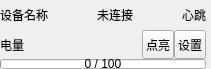
Old version of the form UAVManage/devicecontrol.ui in the repository gessd/UAVManage.
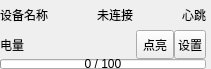
New version of the form. Icons and pictures are not drawn.

Diff of the .ui file:
```diff
--- a/UAVManage/devicecontrol.ui
+++ b/UAVManage/devicecontrol.ui
@@ -112,13 +112,20 @@
       <widget class="QToolButton" name="btnLED">
        <property name="maximumSize">
         <size>
-         <width>32</width>
+         <width>50</width>
          <height>32</height>
         </size>
        </property>
        <property name="text">
         <string>点亮</string>
        </property>
+       <property name="icon">
+        <iconset resource="uavmanage.qrc">
+         <normaloff>:/res/images/lighting.png</normaloff>:/res/images/lighting.png</iconset>
+       </property>
+       <property name="toolButtonStyle">
+        <enum>Qt::ToolButtonTextBesideIcon</enum>
+       </property>
       </widget>
      </item>
      <item>
```
Left out of the diff: 4 changed lines with no effect on the pictures.
